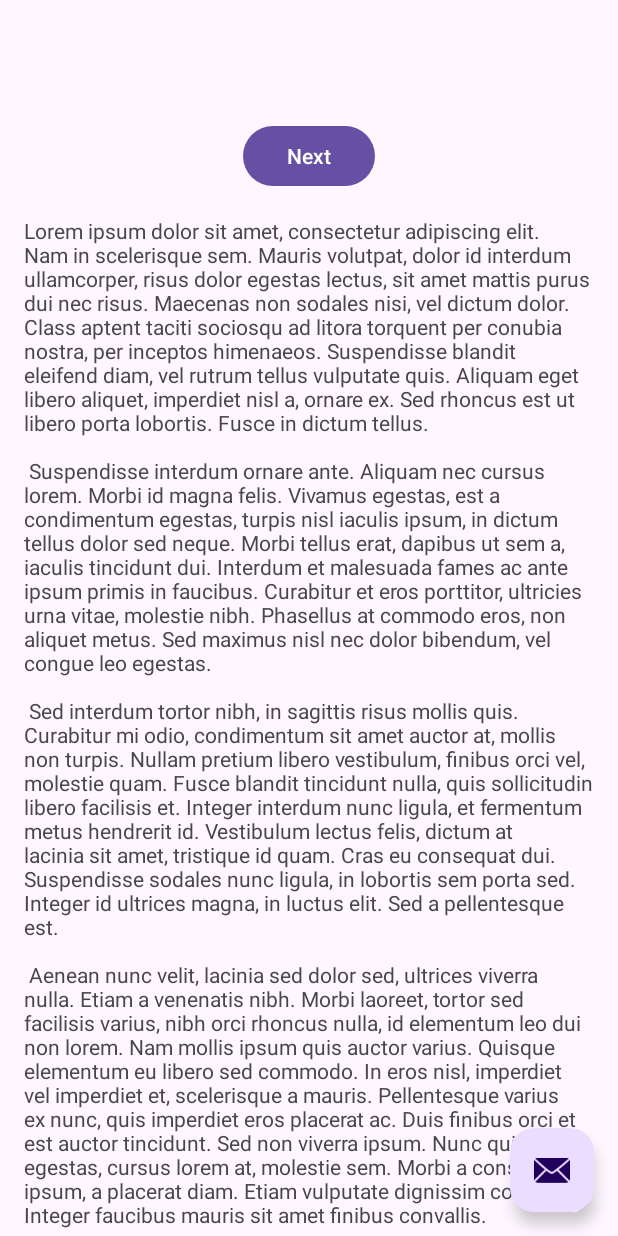
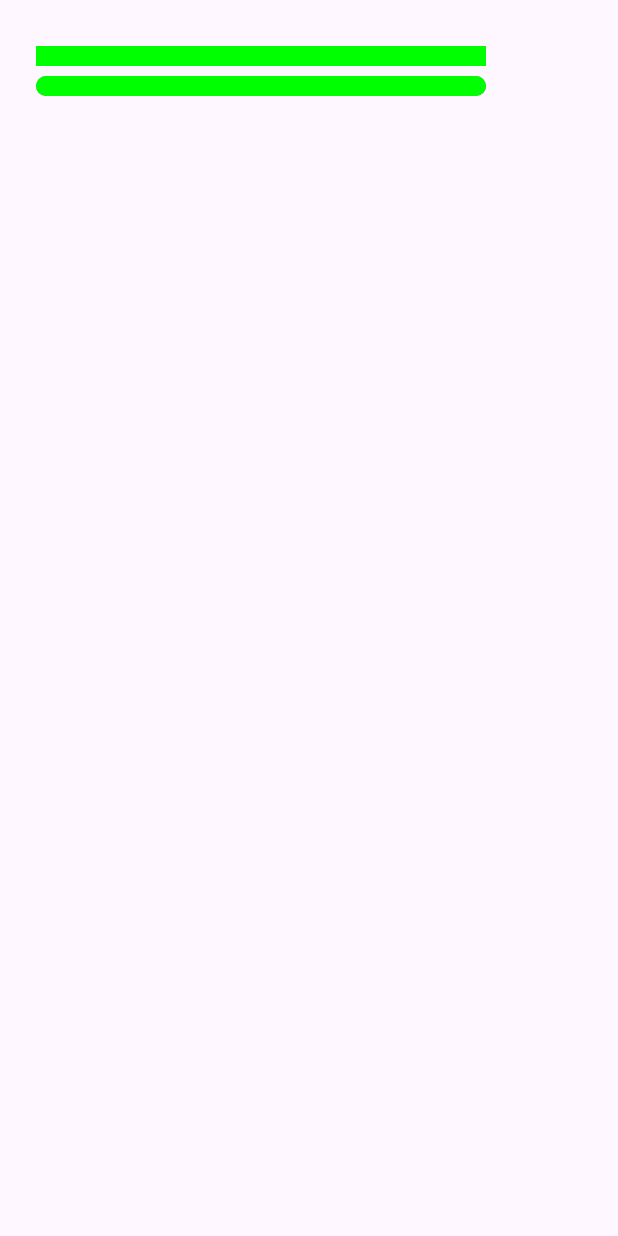
Before and after one commit to kartlos99/PagesIndication, an Android app: the layout activity_main.xml on its own in the app's theme, with its tools: preview values and no code run, on a phone screen of 412 x 824 dp. Run offline under Robolectric (Android 15) with nearby library versions, the phone set to English and light mode, and no system bars.

Commit message:
indication custom view in action

```diff
--- a/app/src/main/java/com/example/viewpagerpagesindication/FirstFragment.kt
+++ b/app/src/main/java/com/example/viewpagerpagesindication/FirstFragment.kt
@@ -32,9 +32,6 @@ class FirstFragment : Fragment() {
     override fun onViewCreated(view: View, savedInstanceState: Bundle?) {
         super.onViewCreated(view, savedInstanceState)
 
-        binding.buttonFirst.setOnClickListener {
-            findNavController().navigate(R.id.action_FirstFragment_to_SecondFragment)
-        }
     }
 
     override fun onDestroyView() {
--- /dev/null
+++ b/app/src/main/java/com/example/viewpagerpagesindication/PagesIndicator.kt
@@ -0,0 +1,109 @@
+package com.example.viewpagerpagesindication
+
+import android.content.Context
+import android.graphics.Canvas
+import android.graphics.Color
+import android.graphics.Paint
+import android.util.AttributeSet
+import android.view.View
+import androidx.viewpager.widget.ViewPager
+
+class PagesIndicator @JvmOverloads constructor(
+    context: Context,
+    attrs: AttributeSet? = null,
+    defStyleAttr: Int = 0
+) : View(context, attrs, defStyleAttr) {
+
+    val gapSize by lazy { 20f }
+
+    var blockCount = 1
+        set(value) {
+            field = value
+            blockSize = (this.width - gapSize * (value - 1)) / value
+        }
+
+    private var blockSize = 1f
+
+    private val lineWidth = 20f
+
+    var fillPoint = 0f
+
+    private val posY = 20f
+
+    private val basePaint by lazy {
+        Paint().apply {
+            color = Color.GRAY
+            strokeWidth = lineWidth
+        }
+    }
+
+    private val fillPaint by lazy {
+        Paint().apply {
+            color = Color.GREEN
+            strokeWidth = lineWidth
+        }
+    }
+
+    init {
+        setBackgroundColor(Color.TRANSPARENT)
+    }
+
+    override fun onLayout(changed: Boolean, left: Int, top: Int, right: Int, bottom: Int) {
+        super.onLayout(changed, left, top, right, bottom)
+
+        blockSize = (this.width - gapSize * (blockCount - 1)).div(blockCount)
+    }
+
+    override fun onDraw(canvas: Canvas) {
+        super.onDraw(canvas)
+
+        var startX = 0f
+        var endX = blockSize
+
+        (0..(blockCount - 1)).forEach { index ->
+            startX = (blockSize + gapSize) * index
+            endX = startX + blockSize
+            canvas.drawLine(startX, posY, endX, posY, basePaint)
+            canvas.drawRoundRect(startX, posY * 2, endX, posY * 2 + lineWidth, 10f, 10f, basePaint)
+        }
+
+        var index = 0
+        do {
+            startX = (blockSize + gapSize) * index
+            endX = startX + blockSize
+            canvas.drawLine(startX, posY, endX, posY, fillPaint)
+            canvas.drawRoundRect(startX, posY * 2, endX, posY * 2 + lineWidth, 10f, 10f, fillPaint)
+            index++
+        } while (index <= fillPoint)
+
+        val fraction = fillPoint.mod(1f)
+
+        startX = (blockSize + gapSize) * index
+        endX = startX + blockSize * fraction
+        canvas.drawLine(startX, posY, endX, posY, fillPaint)
+        canvas.drawRoundRect(startX, posY * 2, endX, posY * 2 + lineWidth, 10f, 10f, fillPaint)
+    }
+
+    fun setupWithPager(pager: ViewPager) {
+
+        blockCount = pager.adapter?.count ?: 1
+
+        pager.addOnPageChangeListener(object : ViewPager.OnPageChangeListener {
+
+            override fun onPageScrolled(
+                position: Int,
+                positionOffset: Float,
+                positionOffsetPixels: Int
+            ) {
+                fillPoint = position + positionOffset
+                invalidate()
+            }
+
+            override fun onPageSelected(position: Int) {}
+
+            override fun onPageScrollStateChanged(state: Int) {}
+
+        })
+    }
+
+}
--- a/app/src/main/res/layout/activity_main.xml
+++ b/app/src/main/res/layout/activity_main.xml
@@ -1,5 +1,5 @@
 <?xml version="1.0" encoding="utf-8"?>
-<androidx.coordinatorlayout.widget.CoordinatorLayout xmlns:android="http://schemas.android.com/apk/res/android"
+<androidx.constraintlayout.widget.ConstraintLayout xmlns:android="http://schemas.android.com/apk/res/android"
     xmlns:app="http://schemas.android.com/apk/res-auto"
     xmlns:tools="http://schemas.android.com/tools"
     android:layout_width="match_parent"
@@ -7,27 +7,22 @@
     android:fitsSystemWindows="true"
     tools:context=".MainActivity">
 
-    <com.google.android.material.appbar.AppBarLayout
-        android:layout_width="match_parent"
-        android:layout_height="wrap_content"
-        android:fitsSystemWindows="true">
+    <androidx.viewpager.widget.ViewPager
+        android:id="@+id/pager"
+        android:layout_width="0dp"
+        android:layout_height="0dp"
+        android:layout_marginTop="0dp"
+        app:layout_constraintBottom_toBottomOf="parent"
+        app:layout_constraintLeft_toLeftOf="parent"
+        app:layout_constraintRight_toRightOf="parent"
+        app:layout_constraintTop_toTopOf="parent" />
 
-        <com.google.android.material.appbar.MaterialToolbar
-            android:id="@+id/toolbar"
-            android:layout_width="match_parent"
-            android:layout_height="?attr/actionBarSize" />
+    <com.example.viewpagerpagesindication.PagesIndicator
+        android:id="@+id/pageStateIndication"
+        android:layout_width="300dp"
+        android:layout_height="50dp"
+        android:layout_margin="24dp"
+        app:layout_constraintStart_toStartOf="parent"
+        app:layout_constraintTop_toTopOf="parent" />
 
-    </com.google.android.material.appbar.AppBarLayout>
-
-    <include layout="@layout/content_main" />
-
-    <com.google.android.material.floatingactionbutton.FloatingActionButton
-        android:id="@+id/fab"
-        android:layout_width="wrap_content"
-        android:layout_height="wrap_content"
-        android:layout_gravity="bottom|end"
-        android:layout_marginEnd="@dimen/fab_margin"
-        android:layout_marginBottom="16dp"
-        app:srcCompat="@android:drawable/ic_dialog_email" />
-
-</androidx.coordinatorlayout.widget.CoordinatorLayout>
+</androidx.constraintlayout.widget.ConstraintLayout>
--- a/app/src/main/res/layout/fragment_first.xml
+++ b/app/src/main/res/layout/fragment_first.xml
@@ -11,25 +11,16 @@
         android:layout_height="match_parent"
         android:padding="16dp">
 
-        <Button
-            android:id="@+id/button_first"
+        <TextView
+            android:id="@+id/textview_first"
             android:layout_width="wrap_content"
             android:layout_height="wrap_content"
-            android:text="@string/next"
-            app:layout_constraintBottom_toTopOf="@id/textview_first"
+            android:layout_marginTop="86dp"
+            android:text="@string/lorem_ipsum"
+            app:layout_constraintBottom_toBottomOf="parent"
             app:layout_constraintEnd_toEndOf="parent"
             app:layout_constraintStart_toStartOf="parent"
             app:layout_constraintTop_toTopOf="parent" />
 
-        <TextView
-            android:id="@+id/textview_first"
-            android:layout_width="wrap_content"
-            android:layout_height="wrap_content"
-            android:layout_marginTop="16dp"
-            android:text="@string/lorem_ipsum"
-            app:layout_constraintBottom_toBottomOf="parent"
-            app:layout_constraintEnd_toEndOf="parent"
-            app:layout_constraintStart_toStartOf="parent"
-            app:layout_constraintTop_toBottomOf="@id/button_first" />
     </androidx.constraintlayout.widget.ConstraintLayout>
 </androidx.core.widget.NestedScrollView>
```
Also changed, not shown: app/src/main/AndroidManifest.xml (+7 -2 lines), app/src/main/java/com/example/viewpagerpagesindication/MainActivity.kt (+5 -13 lines), app/src/main/java/com/example/viewpagerpagesindication/MyPagesAdapter.kt (added, +40 -0 lines).
